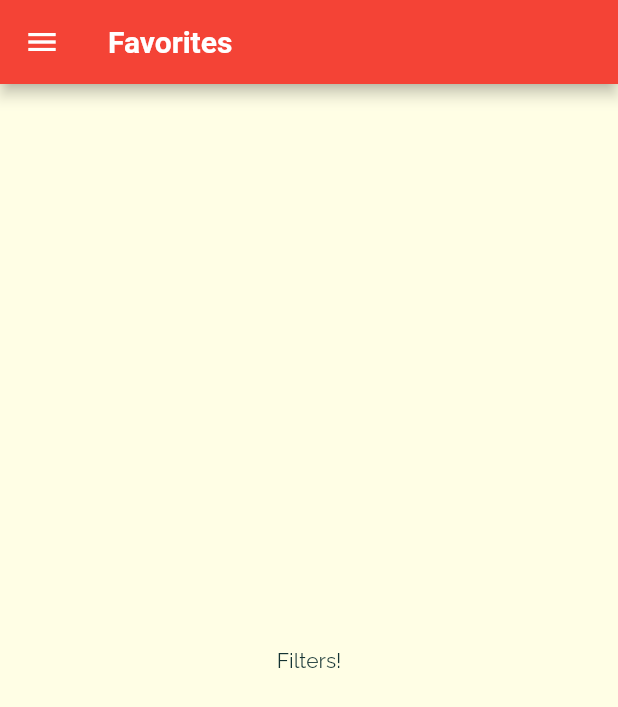
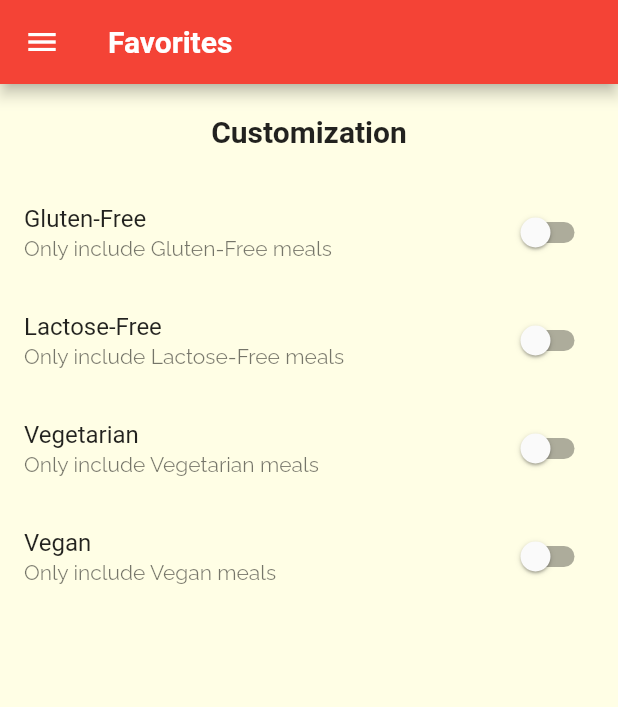
Before and after one commit to Khan-06/meals_app, a Flutter app: the FiltersScreen screen opened by its route, on a phone screen of 412 x 824 dp. Shown: the top 707 px of the screen. Run offline on Flutter 3.47's test engine with Material 2 defaults, Android fonts, the phone set to English and light mode, and no system bars; Roboto replaces fonts that are missing (RobotoCondensed).

```diff
--- a/lib/screens/filters_screen.dart
+++ b/lib/screens/filters_screen.dart
@@ -2,20 +2,103 @@ import 'package:flutter/material.dart';
 
 import '../widgets/main_drawer.dart';
 
-class FiltersScreen extends StatelessWidget {
+class FiltersScreen extends StatefulWidget {
   const FiltersScreen({Key? key}) : super(key: key);
 
   static const routeName = '/filters';
 
   @override
+  State<FiltersScreen> createState() => _FiltersScreenState();
+}
+
+class _FiltersScreenState extends State<FiltersScreen> {
+  Widget buildSwitchTile(String title, String description, bool currentValue,
+      Function updateValue) {
+    return SwitchListTile(
+      title: Text(title),
+      subtitle: Text(description),
+      value: currentValue,
+      onChanged: updateValue as void Function(bool?)?,
+    );
+  }
+
+  var _glutenFree = false;
+
+  var _lactoseFree = false;
+
+  var _vegetarian = false;
+
+  var _vegan = false;
+
+  @override
   Widget build(BuildContext context) {
     return Scaffold(
       appBar: AppBar(
-        title:  const Text('Favorites'),
+        title: const Text('Favorites'),
       ),
       drawer: const MainDrawer(),
-      body: const  Center(
-        child: Text('Filters!'),
+      body: Column(
+        children: [
+          Container(
+            padding: const EdgeInsets.all(20),
+            child: Text('Customization',
+                style: Theme.of(context).textTheme.titleLarge),
+          ),
+          Expanded(
+            child: ListView(
+              children: [
+                buildSwitchTile(
+                  'Gluten-Free',
+                  'Only include Gluten-Free meals',
+                  _glutenFree,
+                  (value) {
+                    setState(
+                      () {
+                        _glutenFree = value;
+                      },
+                    );
+                  },
+                ),
+                buildSwitchTile(
+                  'Lactose-Free',
+                  'Only include Lactose-Free meals',
+                  _lactoseFree,
+                  (value) {
+                    setState(
+                      () {
+                        _lactoseFree = value;
+                      },
+                    );
+                  },
+                ),
+                buildSwitchTile(
+                  'Vegetarian',
+                  'Only include Vegetarian meals',
+                  _vegetarian,
+                  (value) {
+                    setState(
+                      () {
+                        _vegetarian = value;
+                      },
+                    );
+                  },
+                ),
+                buildSwitchTile(
+                  'Vegan',
+                  'Only include Vegan meals',
+                  _vegan,
+                  (value) {
+                    setState(
+                      () {
+                        _vegan = value;
+                      },
+                    );
+                  },
+                ),
+              ],
+            ),
+          )
+        ],
       ),
     );
   }
```
